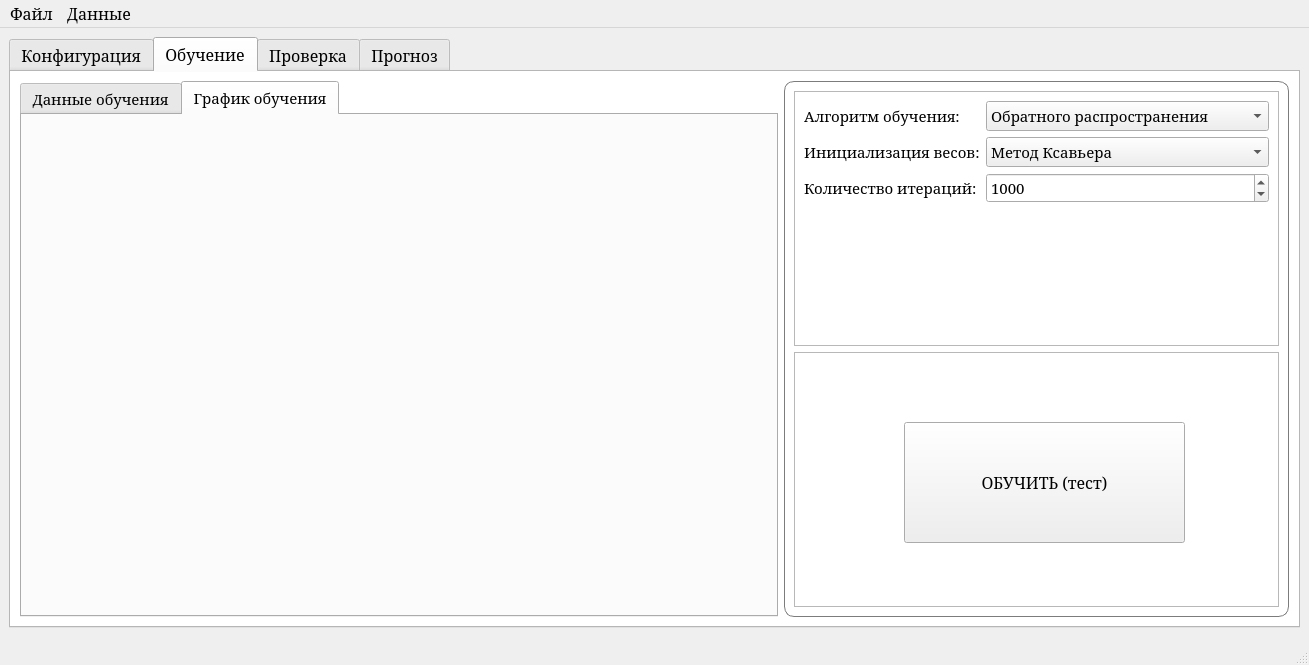
Old version of the form mainwindow.ui in the repository EvilCommunist/Neuro-Simulator.
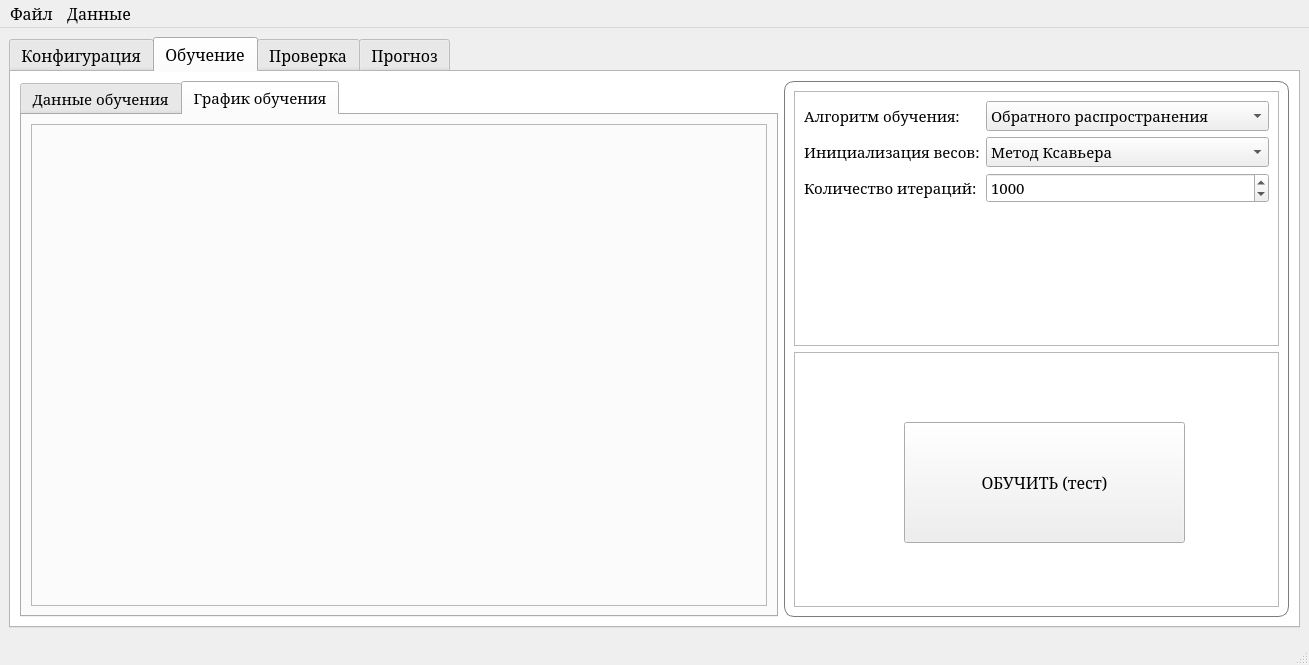
New version of the form. The open tabs and pages were chosen to show the change.

```diff
--- a/mainwindow.ui
+++ b/mainwindow.ui
@@ -532,6 +532,23 @@
            <attribute name="title">
             <string>График обучения</string>
            </attribute>
+           <layout class="QGridLayout" name="gridLayout_6">
+            <item row="0" column="0">
+             <widget class="QFrame" name="chartFrame">
+              <property name="frameShape">
+               <enum>QFrame::Shape::StyledPanel</enum>
+              </property>
+              <property name="frameShadow">
+               <enum>QFrame::Shadow::Raised</enum>
+              </property>
+              <layout class="QGridLayout" name="gridLayout_9">
+               <item row="0" column="0">
+                <layout class="QGridLayout" name="chartLayout"/>
+               </item>
+              </layout>
+             </widget>
+            </item>
+           </layout>
           </widget>
          </widget>
         </item>
```
Left out of the diff: 8 changed lines with no effect on the pictures.
